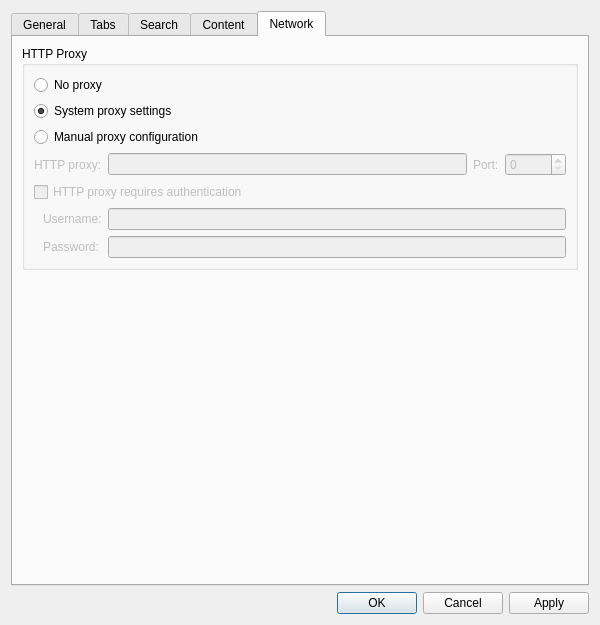
Before: the Qt Designer form src/libs/ui/settingsdialog.ui in zealdocs/zeal, drawn with Qt 5.
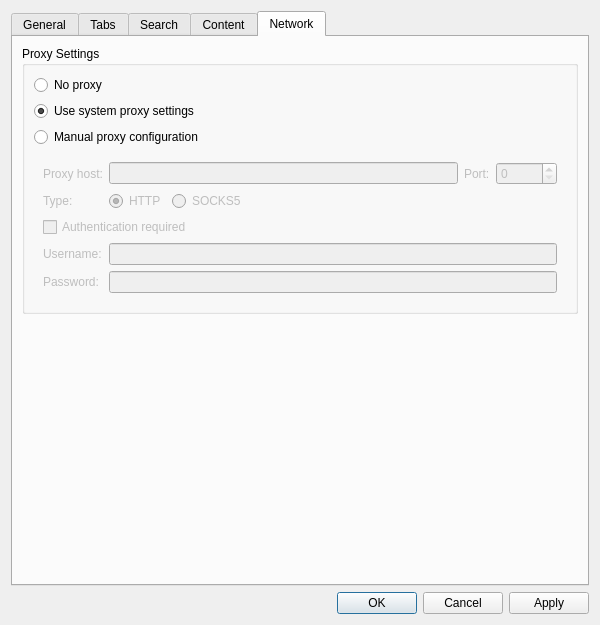
After: the same form once the commit is applied. The open tabs and pages were chosen to show the change. Custom widgets are drawn as their Qt base class.

Commit message: feat(core,ui): add support for SOCKS5 proxies (fixes #893)

```diff
--- a/src/libs/ui/settingsdialog.ui
+++ b/src/libs/ui/settingsdialog.ui
@@ -535,7 +535,7 @@
        <item>
         <widget class="QGroupBox" name="groupBox">
          <property name="title">
-          <string>HTTP Proxy</string>
+          <string>Proxy Settings</string>
          </property>
          <layout class="QVBoxLayout" name="verticalLayout_10">
           <item>
@@ -554,7 +554,7 @@
              <bool>true</bool>
             </property>
             <property name="text">
-             <string>System proxy settings</string>
+             <string>Use system proxy settings</string>
             </property>
             <property name="checked">
              <bool>true</bool>
@@ -569,114 +569,138 @@
            </widget>
           </item>
           <item>
-           <layout class="QVBoxLayout" name="httpRootLayout">
-            <item>
-             <layout class="QHBoxLayout" name="httpProxyLayout">
-              <item>
-               <widget class="QLabel" name="httpProxyLabel">
-                <property name="enabled">
-                 <bool>false</bool>
-                </property>
-                <property name="text">
-                 <string>HTTP proxy:</string>
-                </property>
-               </widget>
-              </item>
-              <item>
-               <widget class="QLineEdit" name="httpProxy">
-                <property name="enabled">
-                 <bool>false</bool>
-                </property>
-               </widget>
-              </item>
-              <item>
-               <widget class="QLabel" name="httpProxyPortLabel">
-                <property name="enabled">
-                 <bool>false</bool>
-                </property>
-                <property name="text">
-                 <string>Port:</string>
-                </property>
-               </widget>
-              </item>
-              <item>
-               <widget class="QSpinBox" name="httpProxyPort">
-                <property name="enabled">
-                 <bool>false</bool>
-                </property>
-                <property name="maximum">
-                 <number>65535</number>
-                </property>
-               </widget>
-              </item>
-             </layout>
-            </item>
-            <item>
-             <widget class="QCheckBox" name="httpProxyNeedsAuth">
-              <property name="enabled">
-               <bool>false</bool>
-              </property>
-              <property name="text">
-               <string>HTTP proxy requires authentication</string>
-              </property>
-             </widget>
-            </item>
-            <item>
-             <widget class="QWidget" name="httpAuthWidget" native="true">
-              <property name="enabled">
-               <bool>false</bool>
-              </property>
-              <layout class="QGridLayout" name="gridLayout_2">
-               <property name="topMargin">
-                <number>0</number>
+           <widget class="QWidget" name="manualProxySettingsGroup" native="true">
+            <property name="enabled">
+             <bool>false</bool>
+            </property>
+            <layout class="QFormLayout" name="manualProxyConfigurationLayout">
+             <item row="0" column="0">
+              <widget class="QLabel" name="proxyHostLabel">
+               <property name="text">
+                <string>Proxy host:</string>
                </property>
-               <property name="rightMargin">
-                <number>0</number>
+               <property name="buddy">
+                <cstring>proxyHostEdit</cstring>
                </property>
-               <property name="bottomMargin">
-                <number>0</number>
+              </widget>
+             </item>
+             <item row="1" column="0">
+              <widget class="QLabel" name="proxyTypeLabel">
+               <property name="text">
+                <string>Type:</string>
                </property>
-               <item row="0" column="0">
-                <widget class="QLabel" name="httpProxyUserLabel">
-                 <property name="enabled">
-                  <bool>false</bool>
-                 </property>
+              </widget>
+             </item>
+             <item row="1" column="1">
+              <layout class="QHBoxLayout" name="proxyTypeLayout">
+               <item>
+                <widget class="QRadioButton" name="proxyTypeHttpRadioButton">
                  <property name="text">
-                  <string>Username:</string>
+                  <string>HTTP</string>
                  </property>
+                 <property name="checked">
+                  <bool>true</bool>
+                 </property>
+                 <attribute name="buttonGroup">
+                  <string notr="true">proxyTypeButtonGroup</string>
+                 </attribute>
                 </widget>
                </item>
-               <item row="0" column="1">
-                <widget class="QLineEdit" name="httpProxyUser">
-                 <property name="enabled">
-                  <bool>false</bool>
+               <item>
+                <widget class="QRadioButton" name="proxyTypeSocks5RadioButton">
+                 <property name="text">
+                  <string>SOCKS5</string>
                  </property>
                 </widget>
                </item>
-               <item row="1" column="0">
-                <widget class="QLabel" name="httpProxyPassLabel">
-                 <property name="enabled">
-                  <bool>false</bool>
+               <item>
+                <spacer name="horizontalSpacer">
+                 <property name="orientation">
+                  <enum>Qt::Horizontal</enum>
                  </property>
+                 <property name="sizeHint" stdset="0">
+                  <size>
+                   <width>40</width>
+                   <height>20</height>
+                  </size>
+                 </property>
+                </spacer>
+               </item>
+              </layout>
+             </item>
+             <item row="0" column="1">
+              <layout class="QHBoxLayout" name="proxyHostPortLayout">
+               <item>
+                <widget class="QLineEdit" name="proxyHostEdit"/>
+               </item>
+               <item>
+                <widget class="QLabel" name="proxyPortLabel">
                  <property name="text">
-                  <string>Password:</string>
+                  <string>Port:</string>
                  </property>
                 </widget>
                </item>
-               <item row="1" column="1">
-                <widget class="QLineEdit" name="httpProxyPass">
-                 <property name="enabled">
-                  <bool>false</bool>
+               <item>
+                <widget class="QSpinBox" name="proxyPortEdit">
+                 <property name="maximum">
+                  <number>65535</number>
                  </property>
-                 <property name="echoMode">
-                  <enum>QLineEdit::Password</enum>
-                 </property>
                 </widget>
                </item>
               </layout>
-             </widget>
-            </item>
-           </layout>
+             </item>
+             <item row="2" column="0" colspan="2">
+              <widget class="QCheckBox" name="proxyRequiresAuthCheckBox">
+               <property name="text">
+                <string>Authentication required</string>
+               </property>
+              </widget>
+             </item>
+             <item row="3" column="0">
+              <widget class="QLabel" name="proxyUsernameLabel">
+               <property name="enabled">
+                <bool>false</bool>
+               </property>
+               <property name="text">
+                <string>Username:</string>
+               </property>
+               <property name="buddy">
+                <cstring>proxyUsernameEdit</cstring>
+               </property>
+              </widget>
+             </item>
+             <item row="4" column="0">
+              <widget class="QLabel" name="proxyPasswordLabel">
+               <property name="enabled">
+                <bool>false</bool>
+               </property>
+               <property name="text">
+                <string>Password:</string>
+               </property>
+               <property name="buddy">
+                <cstring>proxyPasswordEdit</cstring>
+               </property>
+              </widget>
+             </item>
+             <item row="3" column="1">
+              <widget class="QLineEdit" name="proxyUsernameEdit">
+               <property name="enabled">
+                <bool>false</bool>
+               </property>
+              </widget>
+             </item>
+             <item row="4" column="1">
+              <widget class="QLineEdit" name="proxyPasswordEdit">
+               <property name="enabled">
+                <bool>false</bool>
+               </property>
+               <property name="echoMode">
+                <enum>QLineEdit::Password</enum>
+               </property>
+              </widget>
+             </item>
+            </layout>
+           </widget>
           </item>
          </layout>
         </widget>
```
Left out of the diff: 249 changed lines with no effect on the pictures. The commit also changes 3 other files.
